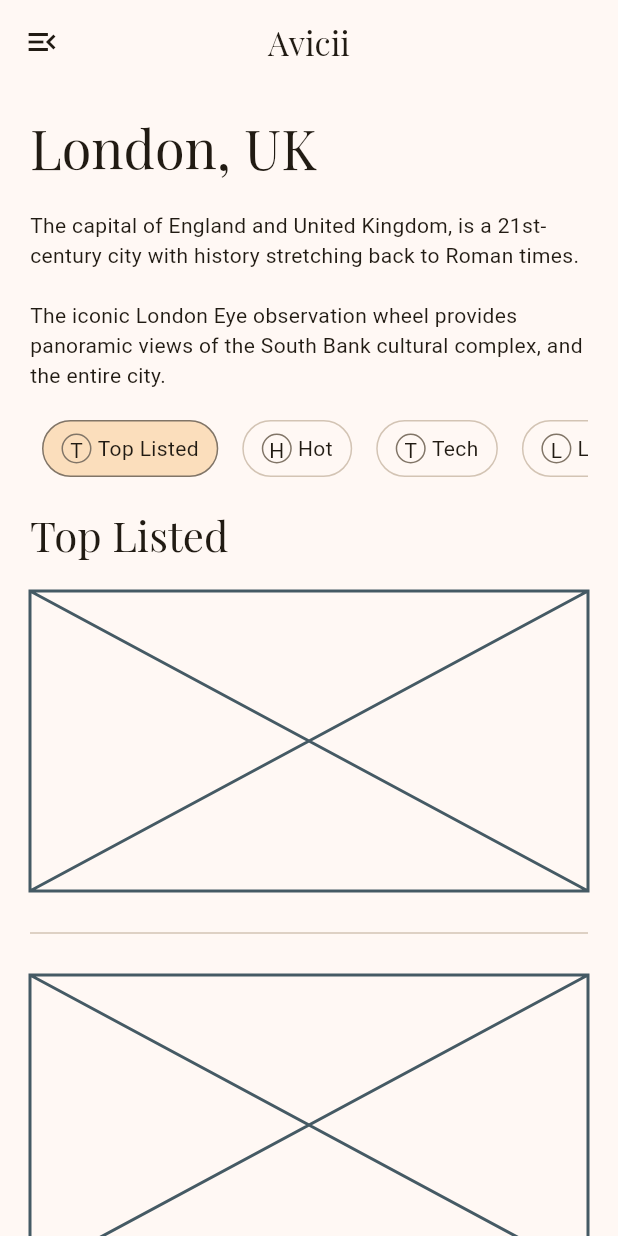
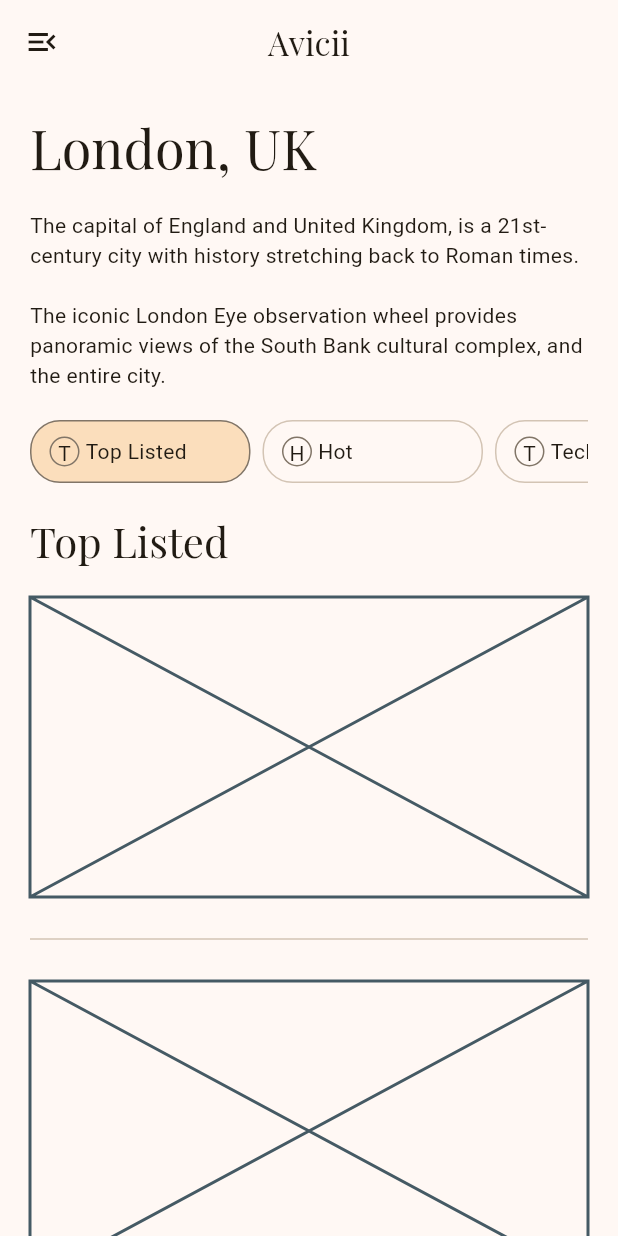
Before and after one commit to DhruvamSharma/EqualWidthList, a Flutter app: the screen it shows after launch, on a phone screen of 412 x 824 dp. Run offline on Flutter 3.47's test engine with Material 3 defaults, Android fonts, the phone set to English and light mode, and no system bars; our stand-ins replace bloc, flutter_bloc, google_fonts; generated files the repository leaves out were written again; Roboto replaces fonts that are missing (Anaheim).

Commit message:
added equal width item list widget

```diff
--- a/lib/utils/equal_width_item_list.dart
+++ b/lib/utils/equal_width_item_list.dart
@@ -4,9 +4,10 @@
 // Date: 16/03/25
 // Time: 8:06 pm
 
+import 'package:equal_width_list/utils/measure_size.dart';
 import 'package:flutter/material.dart';
 
-class EqualWidthItemList extends StatelessWidget {
+class EqualWidthItemList extends StatefulWidget {
   const EqualWidthItemList({
     required this.itemCount,
     required this.itemBuilder,
@@ -17,16 +18,35 @@ class EqualWidthItemList extends StatelessWidget {
   final Widget Function(BuildContext context, int index) itemBuilder;
 
   @override
+  State<EqualWidthItemList> createState() => _EqualWidthItemListState();
+}
+
+class _EqualWidthItemListState extends State<EqualWidthItemList> {
+  double _maxWidth = 0;
+
+  @override
   Widget build(BuildContext context) {
-    return SingleChildScrollView(
-      scrollDirection: Axis.horizontal,
-      child: Row(
-        children: List.generate(itemCount, (index) {
-          return Padding(
-            padding: const EdgeInsets.symmetric(horizontal: 8),
-            child: itemBuilder(context, index),
+    return SizedBox(
+      height: 42, // Ensure a fixed height to prevent layout issues
+      child: ListView.separated(
+        scrollDirection: Axis.horizontal,
+        itemCount: widget.itemCount,
+        separatorBuilder: (context, index) => const SizedBox(width: 8),
+        itemBuilder: (context, index) {
+          return MeasureSize(
+            onChange: (size) {
+              if (size.width > _maxWidth) {
+                setState(() {
+                  _maxWidth = size.width;
+                });
+              }
+            },
+            child: SizedBox(
+              width: _maxWidth == 0 ? null : _maxWidth,
+              child: widget.itemBuilder(context, index),
+            ),
           );
-        }),
+        },
       ),
     );
   }
--- /dev/null
+++ b/lib/utils/measure_size.dart
@@ -0,0 +1,44 @@
+// # equal_width_list
+//
+// Created by: Dhruvam
+// Date: 16/03/25
+// Time: 7:30 pm
+
+import 'package:flutter/widgets.dart';
+
+class MeasureSize extends StatefulWidget {
+
+  const MeasureSize({required this.child, required this.onChange, super.key});
+  final Widget child;
+  final void Function(Size size) onChange;
+
+  @override
+  MeasureSizeState createState() => MeasureSizeState();
+}
+
+class MeasureSizeState extends State<MeasureSize> {
+  final GlobalKey _key = GlobalKey();
+
+  @override
+  void initState() {
+    // Wait for the widget to build.
+    WidgetsBinding.instance.addPostFrameCallback((_) => _notifySize());
+    super.initState();
+  }
+
+  void _notifySize() {
+    // find the context of this widget in the widget tree
+    final context = _key.currentContext;
+    if (context == null) return;
+    // get the size of the widget after it has been built
+    final size = context.size;
+    // call the onChange function with the size
+    // notifies the parent widget of the size of this widget
+    if (size != null) widget.onChange(size);
+  }
+
+  @override
+  Widget build(BuildContext context) {
+    return Container(key: _key, child: widget.child);
+  }
+}
```
